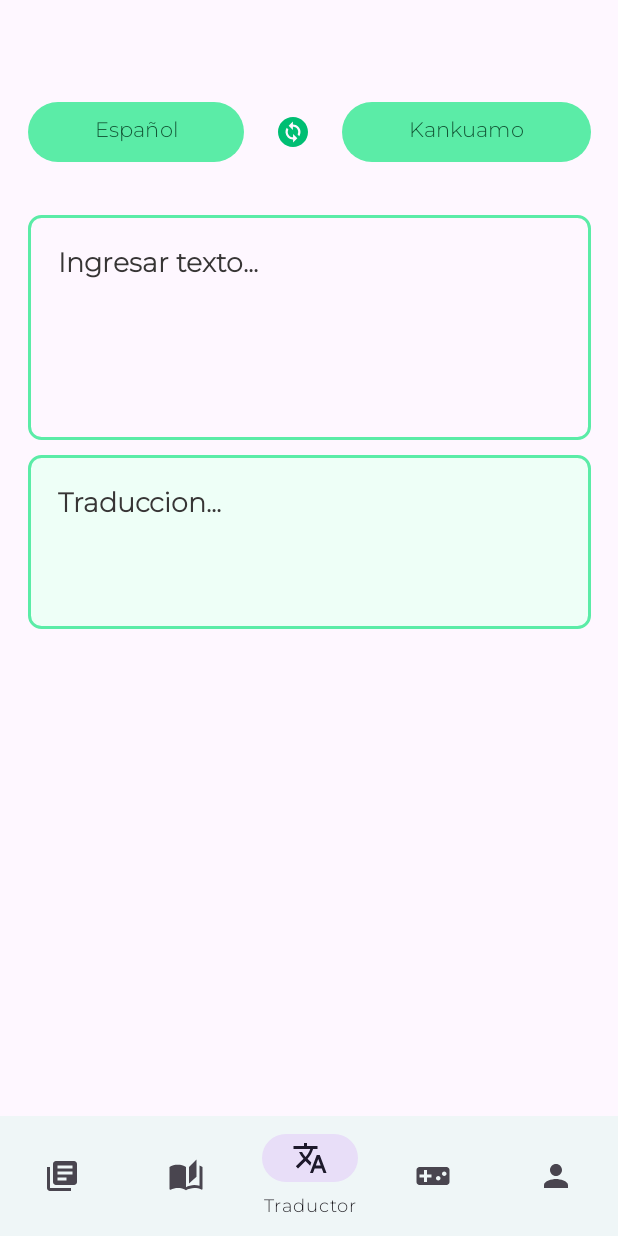
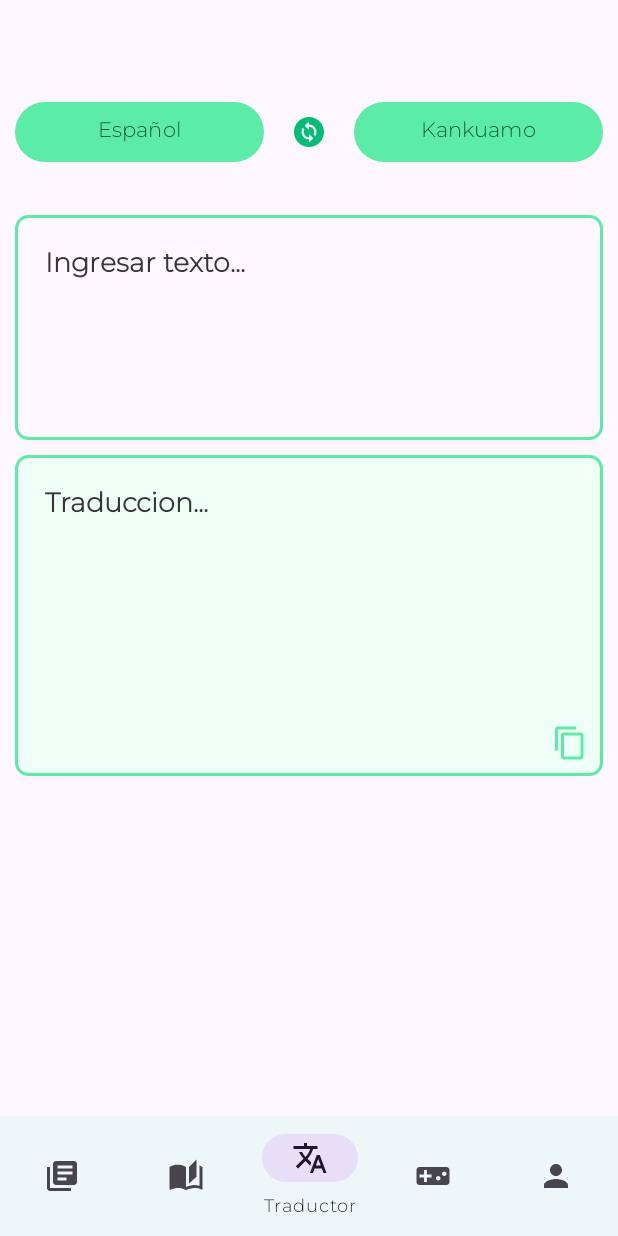
Before and after one commit to jhhonr144/Atanke, an Android app: the screen it shows after launch (MainActivity), on a phone screen of 412 x 824 dp. Run offline under Robolectric (Android 15) with nearby library versions, the phone set to English and light mode, and no system bars; our stand-ins replace navigation-ui.

Commit message:
ajustes en traduccion
ajustes en traduccion

```diff
--- a/app/src/main/java/com/example/atanke/traducirpalabras/services/TraducirPalabraService.java
+++ b/app/src/main/java/com/example/atanke/traducirpalabras/services/TraducirPalabraService.java
@@ -1,10 +1,8 @@
 package com.example.atanke.traducirpalabras.services;
 
-import com.example.atanke.traducirpalabras.models.TraducirPalabraRequest;
 import com.example.atanke.traducirpalabras.models.TraducirPalabraResponse;
 
 import retrofit2.Call;
-import retrofit2.http.Body;
 import retrofit2.http.Field;
 import retrofit2.http.FormUrlEncoded;
 import retrofit2.http.POST;
@@ -13,6 +11,6 @@ public interface TraducirPalabraService {
 
     @FormUrlEncoded
     @POST("api/traducir")
-    Call<TraducirPalabraResponse> getTraducir(@Field("data") String data);
+    Call<TraducirPalabraResponse> getTraducir(@Field("data") String data,@Field("fk_idioma") String fk_idioma);
 
 }
--- a/app/src/main/java/com/example/atanke/ui/traductor/TraduccionFragment.java
+++ b/app/src/main/java/com/example/atanke/ui/traductor/TraduccionFragment.java
@@ -1,21 +1,26 @@
 package com.example.atanke.ui.traductor;
 
+import android.content.ClipData;
+import android.content.ClipboardManager;
 import android.content.Context;
 import android.content.SharedPreferences;
-import android.graphics.Color;
 import android.os.Bundle;
 import android.os.Handler;
+import android.speech.tts.TextToSpeech;
 import android.text.Editable;
 import android.text.Spannable;
 import android.text.SpannableString;
 import android.text.TextWatcher;
-import android.text.style.ForegroundColorSpan;
+import android.text.style.UnderlineSpan;
 import android.util.Log;
 import android.view.LayoutInflater;
 import android.view.MotionEvent;
 import android.view.View;
 import android.view.ViewGroup;
+import android.widget.Button;
 import android.widget.EditText;
+import android.widget.ImageButton;
+import android.widget.ImageView;
 import android.widget.TextView;
 import android.widget.Toast;
 
@@ -45,6 +50,8 @@ public class TraduccionFragment extends Fragment {
     MotionEvent event;
     private boolean isFirstTap = false;
     private final Handler handler = new Handler();
+    private Button btnIdioma1, btnIdioma2;
+    TextToSpeech textToSpeech;
 
     public View onCreateView(LayoutInflater inflater, ViewGroup container, Bundle savedInstanceState) {
         return inflater.inflate(R.layout.traductor_fragment, container, false);
@@ -55,6 +62,25 @@ public class TraduccionFragment extends Fragment {
 
         editTraduccion = requireView().findViewById(R.id.editTraduccion);
         editTraducir = requireView().findViewById(R.id.editTraducir);
+        ImageButton imageButton = requireView().findViewById(R.id.imageButton);
+        btnIdioma1 = requireView().findViewById(R.id.btnIdioma1);
+        btnIdioma2 = requireView().findViewById(R.id.btnIdioma2);
+        ImageView btnCopy = requireView().findViewById(R.id.copy);
+
+        btnCopy.setOnClickListener(new View.OnClickListener() {
+            @Override
+            public void onClick(View v) {
+                ClipboardManager clipboardManager = (ClipboardManager) requireActivity().getSystemService(Context.CLIPBOARD_SERVICE);
+                ClipData clipData = ClipData.newPlainText("text", editTraducir.getText().toString());
+                clipboardManager.setPrimaryClip(clipData);
+                Toast.makeText(requireActivity().getApplicationContext(), "Traduccion copiada en portapapeles", Toast.LENGTH_SHORT).show();
+            }
+        });
+
+        imageButton.setOnClickListener(view1 -> {
+            btnIdioma1.setText(btnIdioma1.getText().toString().equals("Español")?"Kankuamo":"Español");
+            btnIdioma2.setText(btnIdioma2.getText().toString().equals("Español")?"Kankuamo":"Español");
+        });
 
         //traduccion de palabras a medida que va escribiendo el usuario
         editTraducir.addTextChangedListener(new TextWatcher() {
@@ -131,7 +157,8 @@ public class TraduccionFragment extends Fragment {
 
 
     private void getTraduccionPalabra(String data) {
-        traducirPalabraService.getTraducir(data).enqueue(new Callback<TraducirPalabraResponse>() {
+        String fk_idioma = btnIdioma1.getText().toString().equals("Español")?"1":"2";
+        traducirPalabraService.getTraducir(data,fk_idioma).enqueue(new Callback<TraducirPalabraResponse>() {
             @Override
             public void onResponse(@NonNull Call<TraducirPalabraResponse> call, Response<TraducirPalabraResponse> response) {
                 editTraduccion.setText(response.body().getTraduccion());
@@ -155,7 +182,7 @@ public class TraduccionFragment extends Fragment {
             String palabraSinCaracteres = palabra.replaceAll("<|>", "");
             int inicio = matcher.start();
             int fin = matcher.end();
-            spannableString.setSpan(new ForegroundColorSpan(Color.GREEN), inicio, fin, Spannable.SPAN_EXCLUSIVE_EXCLUSIVE);
+            spannableString.setSpan(new UnderlineSpan(), inicio, fin, Spannable.SPAN_EXCLUSIVE_EXCLUSIVE);
             Editable editable = Editable.Factory.getInstance().newEditable(spannableString);
             editable.replace(inicio, fin, palabraSinCaracteres);
             spannableString = new SpannableString(editable);
--- /dev/null
+++ b/app/src/main/res/drawable/ic_baseline_content_copy_24.xml
@@ -0,0 +1,5 @@
+<vector android:height="24dp" android:tint="#5BECA7"
+    android:viewportHeight="24" android:viewportWidth="24"
+    android:width="24dp" xmlns:android="http://schemas.android.com/apk/res/android">
+    <path android:fillColor="@android:color/white" android:pathData="M16,1L4,1c-1.1,0 -2,0.9 -2,2v14h2L4,3h12L16,1zM19,5L8,5c-1.1,0 -2,0.9 -2,2v14c0,1.1 0.9,2 2,2h11c1.1,0 2,-0.9 2,-2L21,7c0,-1.1 -0.9,-2 -2,-2zM19,21L8,21L8,7h11v14z"/>
+</vector>
--- a/app/src/main/res/layout/traductor_fragment.xml
+++ b/app/src/main/res/layout/traductor_fragment.xml
@@ -9,8 +9,8 @@
 
     <LinearLayout
         android:id="@+id/linearLayout2"
-        android:layout_width="375dp"
-        android:layout_height="355dp"
+        android:layout_width="0sp"
+        android:layout_height="wrap_content"
         android:layout_marginStart="10dp"
         android:layout_marginEnd="10dp"
         android:orientation="vertical"
@@ -25,7 +25,7 @@
 
             <Button
                 android:id="@+id/btnIdioma1"
-                android:layout_width="wrap_content"
+                android:layout_width="130sp"
                 android:layout_height="wrap_content"
                 android:layout_weight="1"
                 android:text="@string/Espanol" />
@@ -43,7 +43,7 @@
 
             <Button
                 android:id="@+id/btnIdioma2"
-                android:layout_width="wrap_content"
+                android:layout_width="130sp"
                 android:layout_height="wrap_content"
                 android:layout_weight="1"
                 android:text="@string/kankuamo" />
@@ -58,30 +58,54 @@
             android:background="@drawable/bordeverde"
             android:ems="10"
             android:fontFamily="@font/montserrat_light"
-            android:gravity="start"
+            android:gravity="start|top"
             android:hint="@string/ingresarTexto"
-            android:inputType="text"
+            android:inputType="textMultiLine"
+            android:maxLines="5"
             android:minHeight="150sp"
             android:paddingLeft="20dp"
             android:paddingTop="20dp"
             android:paddingRight="20dp"
+            android:scrollbars="vertical"
             android:textColorHint="#373535"
             android:textStyle="bold"
             tools:ignore="TextContrastCheck" />
+
+        <LinearLayout
+            android:layout_width="match_parent"
+            android:layout_height="match_parent"
+            android:background="@drawable/bordefondoverde"
+            android:gravity="right"
+            android:orientation="vertical"
+            android:layout_marginTop="10sp">
 
             <TextView
                 android:id="@+id/editTraduccion"
                 android:layout_width="match_parent"
                 android:layout_height="wrap_content"
-            android:layout_marginTop="10sp"
-            android:background="@drawable/bordefondoverde"
+                android:autoSizeMaxTextSize="18sp"
+                android:autoSizeMinTextSize="12sp"
+                android:autoSizeStepGranularity="2sp"
+                android:autoSizeTextType="uniform"
                 android:ems="10"
                 android:hint="@string/traduccion"
                 android:importantForAutofill="no"
-            android:minHeight="150sp"
+                android:maxLines="6"
+                android:minHeight="180sp"
                 android:paddingLeft="20dp"
                 android:paddingTop="20dp"
+                android:paddingRight="20dp"
+                android:scrollbars="vertical"
                 android:textSize="18sp"
                 android:textStyle="bold" />
+
+            <ImageView
+                android:id="@+id/copy"
+                android:layout_width="wrap_content"
+                android:layout_height="wrap_content"
+                android:layout_marginEnd="10sp"
+                android:layout_marginBottom="10sp"
+                android:src="@drawable/ic_baseline_content_copy_24" />
+        </LinearLayout>
     </LinearLayout>
 </androidx.constraintlayout.widget.ConstraintLayout>
```
Lines whose indentation alone changed are shown as unchanged.
